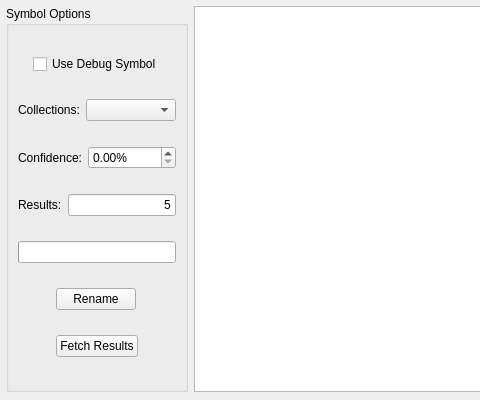
The window that revengai/ui/function_simularity_panel.ui (RevEngAI/reai-ida) describes before a commit, drawn with Qt 5; both pictures show x 0 to 480 and y 0 to 400 of the 800 by 400 pixel window.
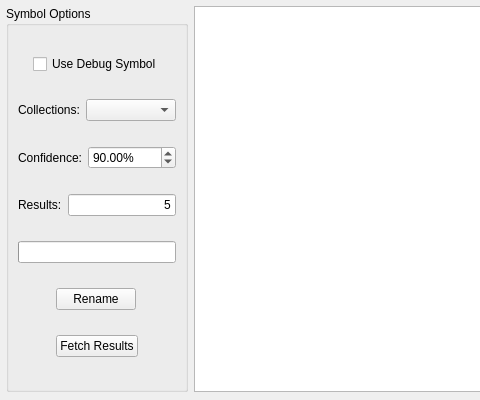
The same window after the commit.

Commit message: Set confidence to 90%

```diff
--- a/revengai/ui/function_simularity_panel.ui
+++ b/revengai/ui/function_simularity_panel.ui
@@ -120,6 +120,9 @@
           <property name="suffix">
            <string>%</string>
           </property>
+          <property name="value">
+           <double>90.00</double>
+          </property>
          </widget>
         </item>
        </layout>
```
The commit also changes 1 other file.
